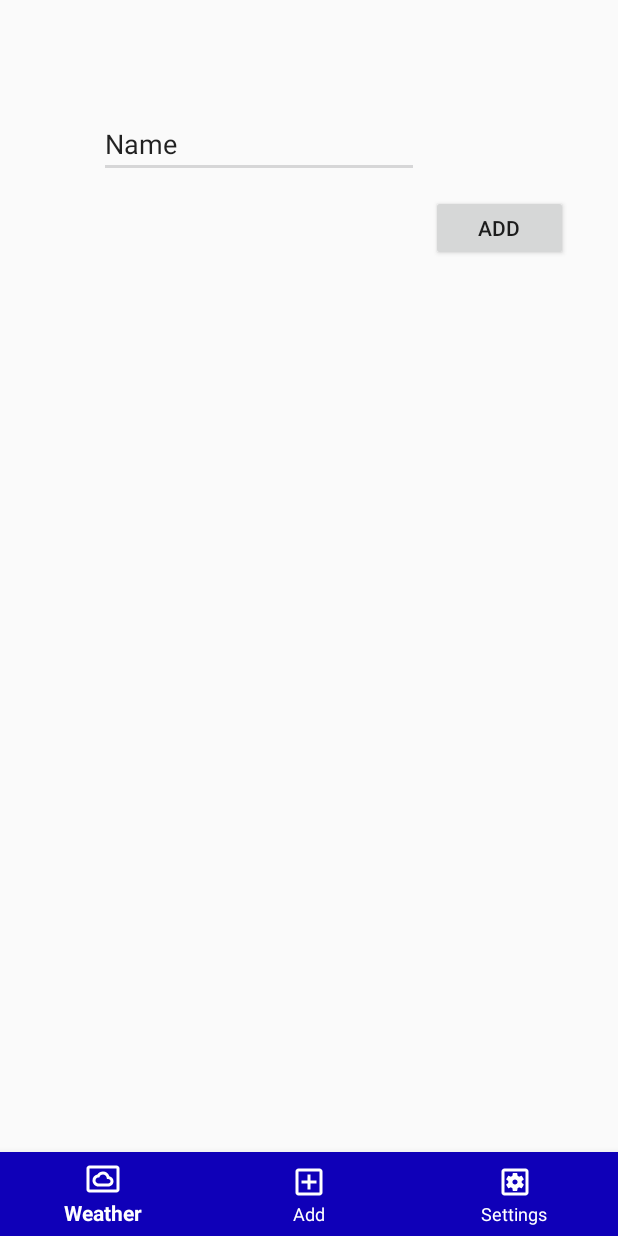
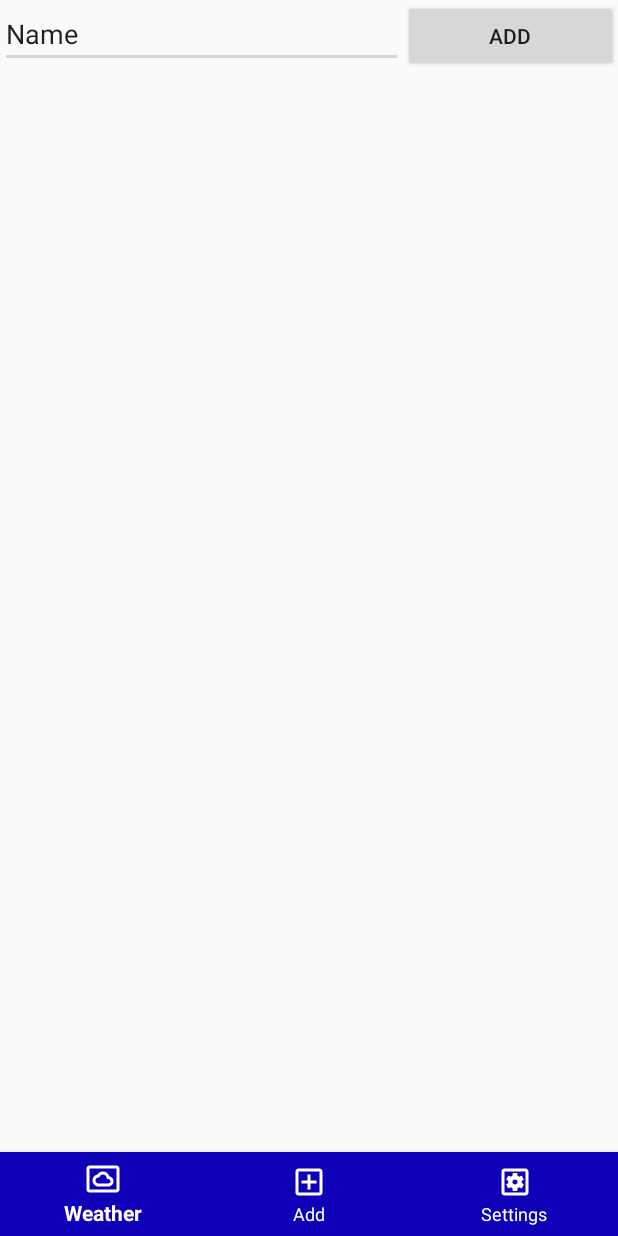
Before and after one commit to tomvarga620/androidProject, an Android app: the AddActivity screen opened directly, with no data from a screen before it, on a phone screen of 412 x 824 dp. Run offline under Robolectric (Android 15) with nearby library versions, the phone set to English and light mode, and no system bars.

Commit message:
fixed layout

```diff
--- a/WeatherApp/app/src/main/res/layout/activity_add.xml
+++ b/WeatherApp/app/src/main/res/layout/activity_add.xml
@@ -6,55 +6,50 @@
     android:layout_height="match_parent"
     tools:context=".AddActivity">
 
+    <LinearLayout
+        android:layout_width="match_parent"
+        android:layout_height="match_parent"
+        android:orientation="vertical">
+
+        <LinearLayout
+            android:layout_width="match_parent"
+            android:layout_height="wrap_content"
+            android:orientation="horizontal">
+
+            <EditText
+                android:id="@+id/add_item"
+                android:layout_width="wrap_content"
+                android:layout_height="wrap_content"
+                android:layout_weight="1"
+                android:ems="10"
+                android:inputType="textPersonName"
+                android:text="Name" />
+
+            <Button
+                android:id="@+id/add_data"
+                android:layout_width="wrap_content"
+                android:layout_height="wrap_content"
+                android:layout_weight="1"
+                android:text="@string/add" />
+
+        </LinearLayout>
+
+        <ListView
+            android:id="@+id/itemsList"
+            android:layout_width="match_parent"
+            android:layout_height="match_parent"
+            android:layout_weight="20" />
 
         <com.google.android.material.bottomnavigation.BottomNavigationView
             android:id="@+id/bottom_navigation"
             android:layout_width="match_parent"
             android:layout_height="wrap_content"
-        android:layout_alignParentBottom="true"
+            android:layout_weight="0"
             android:background="?attr/barcolor"
             app:itemIconTint="?attr/iconcolor"
             app:itemTextColor="?attr/iconcolor"
             app:layout_constraintBottom_toBottomOf="parent"
             app:menu="@menu/bottom_nav_main" />
 
-    <ListView
-        android:id="@+id/itemsList"
-        android:layout_width="match_parent"
-        android:layout_height="494dp"
-        app:layout_constraintBottom_toBottomOf="parent"
-        app:layout_constraintHorizontal_bias="0.0"
-        app:layout_constraintLeft_toLeftOf="parent"
-        app:layout_constraintRight_toRightOf="parent"
-        app:layout_constraintTop_toTopOf="parent"
-        app:layout_constraintVertical_bias="0.763" />
-
-    <EditText
-        android:id="@+id/add_item"
-        android:layout_width="wrap_content"
-        android:layout_height="wrap_content"
-        android:ems="10"
-        android:inputType="textPersonName"
-        android:text="Name"
-        app:layout_constraintBottom_toBottomOf="parent"
-        app:layout_constraintHorizontal_bias="0.333"
-        app:layout_constraintLeft_toLeftOf="parent"
-        app:layout_constraintRight_toRightOf="parent"
-        app:layout_constraintTop_toTopOf="parent"
-        app:layout_constraintVertical_bias="0.094" />
-
-    <Button
-        android:id="@+id/add_data"
-        android:layout_width="91dp"
-        android:layout_height="44dp"
-        android:layout_marginLeft="28dp"
-        android:layout_marginBottom="493dp"
-        android:text="@string/add"
-        app:layout_constraintBottom_toBottomOf="parent"
-        app:layout_constraintHorizontal_bias="0.886"
-        app:layout_constraintLeft_toLeftOf="parent"
-        app:layout_constraintRight_toRightOf="parent"
-        app:layout_constraintTop_toTopOf="parent"
-        app:layout_constraintVertical_bias="0.453" />
-
+    </LinearLayout>
 </androidx.constraintlayout.widget.ConstraintLayout>
```
Lines whose indentation alone changed are shown as unchanged.
